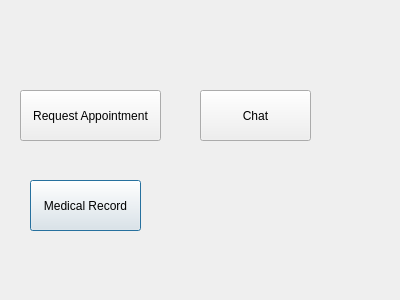
Before: the Qt Designer form patient.ui in fatimanageh/cs2LabProject, drawn with Qt 5.
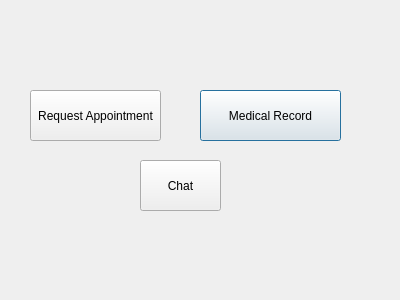
After: the same form once the commit is applied.

```diff
--- a/patient.ui
+++ b/patient.ui
@@ -16,9 +16,9 @@
   <widget class="QPushButton" name="medicalRecord">
    <property name="geometry">
     <rect>
-     <x>30</x>
-     <y>180</y>
-     <width>111</width>
+     <x>200</x>
+     <y>90</y>
+     <width>141</width>
      <height>51</height>
     </rect>
    </property>
@@ -29,9 +29,9 @@
   <widget class="QPushButton" name="chat">
    <property name="geometry">
     <rect>
-     <x>200</x>
-     <y>90</y>
-     <width>111</width>
+     <x>140</x>
+     <y>160</y>
+     <width>81</width>
      <height>51</height>
     </rect>
    </property>
@@ -42,9 +42,9 @@
   <widget class="QPushButton" name="Appointment">
    <property name="geometry">
     <rect>
-     <x>20</x>
+     <x>30</x>
      <y>90</y>
-     <width>141</width>
+     <width>131</width>
      <height>51</height>
     </rect>
    </property>
```
